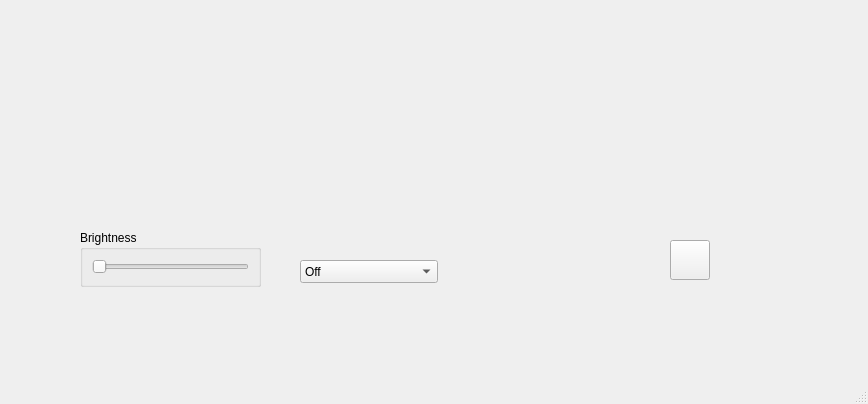
This is ui/keyboard.ui in QTechOfficial/OpenPeripherals as Qt 5 draws it before an edit. The edited form follows.
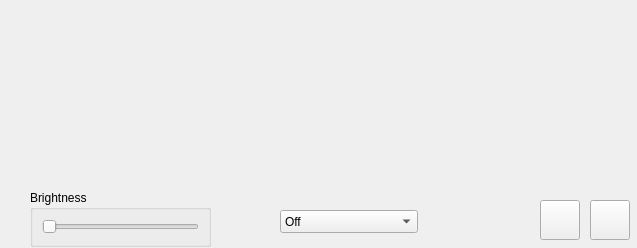
This is the edited form.

Commit message: Added color object and updated ui to use it

The edit to the form file:
```diff
--- a/ui/keyboard.ui
+++ b/ui/keyboard.ui
@@ -6,8 +6,8 @@
    <rect>
     <x>0</x>
     <y>0</y>
-    <width>868</width>
-    <height>404</height>
+    <width>637</width>
+    <height>248</height>
    </rect>
   </property>
   <property name="windowTitle">
@@ -20,8 +20,8 @@
    <widget class="QGroupBox" name="groupBox">
     <property name="geometry">
      <rect>
-      <x>80</x>
-      <y>230</y>
+      <x>30</x>
+      <y>190</y>
       <width>181</width>
       <height>57</height>
      </rect>
@@ -48,8 +48,8 @@
    <widget class="QComboBox" name="set_effect">
     <property name="geometry">
      <rect>
-      <x>300</x>
-      <y>260</y>
+      <x>280</x>
+      <y>210</y>
       <width>138</width>
       <height>23</height>
      </rect>
@@ -160,11 +160,24 @@
      </property>
     </item>
    </widget>
+   <widget class="QPushButton" name="set_effect_color">
+    <property name="geometry">
+     <rect>
+      <x>590</x>
+      <y>200</y>
+      <width>40</width>
+      <height>40</height>
+     </rect>
+    </property>
+    <property name="text">
+     <string/>
+    </property>
+   </widget>
    <widget class="QPushButton" name="set_color">
     <property name="geometry">
      <rect>
-      <x>670</x>
-      <y>240</y>
+      <x>540</x>
+      <y>200</y>
       <width>40</width>
       <height>40</height>
      </rect>
@@ -174,17 +187,6 @@
     </property>
    </widget>
   </widget>
-  <widget class="QMenuBar" name="menubar">
-   <property name="geometry">
-    <rect>
-     <x>0</x>
-     <y>0</y>
-     <width>868</width>
-     <height>19</height>
-    </rect>
-   </property>
-  </widget>
-  <widget class="QStatusBar" name="statusbar"/>
  </widget>
  <resources/>
  <connections/>
```
The commit also changes 2 other files.
